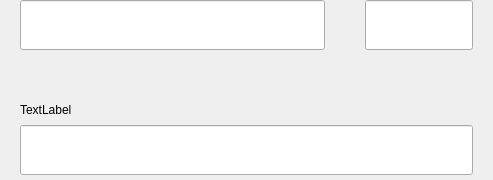
Old version of the form src/qt/vitae/forms/sendmultirow.ui in the repository VitaeTeam/Vitae.
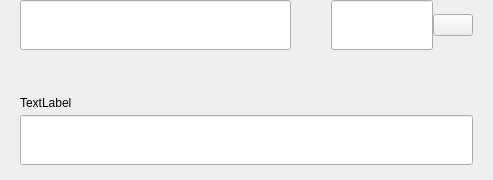
New version of the form.

Commit message:
Layout fixes in send, settings display and resources warning fixes
# Conflicts:
#	src/qt/pivx.qrc

```diff
--- a/src/qt/vitae/forms/sendmultirow.ui
+++ b/src/qt/vitae/forms/sendmultirow.ui
@@ -13,13 +13,13 @@
   <property name="minimumSize">
    <size>
     <width>0</width>
-    <height>75</height>
+    <height>0</height>
    </size>
   </property>
   <property name="maximumSize">
    <size>
     <width>16777215</width>
-    <height>180</height>
+    <height>16777215</height>
    </size>
   </property>
   <property name="windowTitle">
@@ -61,7 +61,7 @@
        <height>85</height>
       </size>
      </property>
-     <layout class="QHBoxLayout" name="horizontalLayout" stretch="4,2,0">
+     <layout class="QHBoxLayout" name="horizontalLayout" stretch="4,0,2">
       <property name="spacing">
        <number>0</number>
       </property>
@@ -163,6 +163,11 @@
         </property>
        </spacer>
       </item>
+      <item>
+       <layout class="QHBoxLayout" name="horizontalLayout_2">
+        <property name="spacing">
+         <number>-1</number>
+        </property>
       <item alignment="Qt::AlignTop">
        <widget class="QLineEdit" name="lineEditAmount">
         <property name="sizePolicy">
@@ -188,7 +193,38 @@
         </property>
        </widget>
       </item>
-     </layout>
+        <item>
+         <layout class="QVBoxLayout" name="verticalLayout">
+          <property name="topMargin">
+           <number>14</number>
+          </property>
+          <property name="bottomMargin">
+           <number>0</number>
+          </property>
+          <item alignment="Qt::AlignTop">
+           <widget class="QPushButton" name="btnMenu">
+            <property name="minimumSize">
+             <size>
+              <width>0</width>
+              <height>0</height>
+             </size>
+            </property>
+            <property name="maximumSize">
+             <size>
+              <width>16777215</width>
+              <height>16777215</height>
+             </size>
+            </property>
+            <property name="text">
+             <string/>
+            </property>
+           </widget>
+          </item>
+         </layout>
+        </item>
+       </layout>
+      </item>
+     </layout>
     </widget>
    </item>
    <item>
@@ -196,18 +232,18 @@
      <property name="minimumSize">
       <size>
        <width>0</width>
-       <height>75</height>
+       <height>0</height>
       </size>
      </property>
      <property name="maximumSize">
       <size>
        <width>16777215</width>
-       <height>75</height>
+       <height>16777215</height>
       </size>
      </property>
      <layout class="QVBoxLayout" name="verticalLayout_9">
       <property name="spacing">
-       <number>6</number>
+       <number>5</number>
       </property>
       <property name="leftMargin">
        <number>20</number>
@@ -219,8 +255,24 @@
        <number>0</number>
       </property>
       <property name="bottomMargin">
-       <number>0</number>
+       <number>10</number>
       </property>
+      <item>
+    <spacer name="verticalSpacer">
+     <property name="orientation">
+      <enum>Qt::Vertical</enum>
+     </property>
+     <property name="sizeType">
+      <enum>QSizePolicy::Fixed</enum>
+     </property>
+     <property name="sizeHint" stdset="0">
+      <size>
+       <width>20</width>
+       <height>20</height>
+      </size>
+     </property>
+    </spacer>
+   </item>
       <item>
        <widget class="QLabel" name="labelSubtitleDescription">
         <property name="text">
```
Left out of the diff: 1 changed line with no effect on the pictures. Lines whose indentation alone changed are shown as unchanged. The commit also changes 6 other files.
